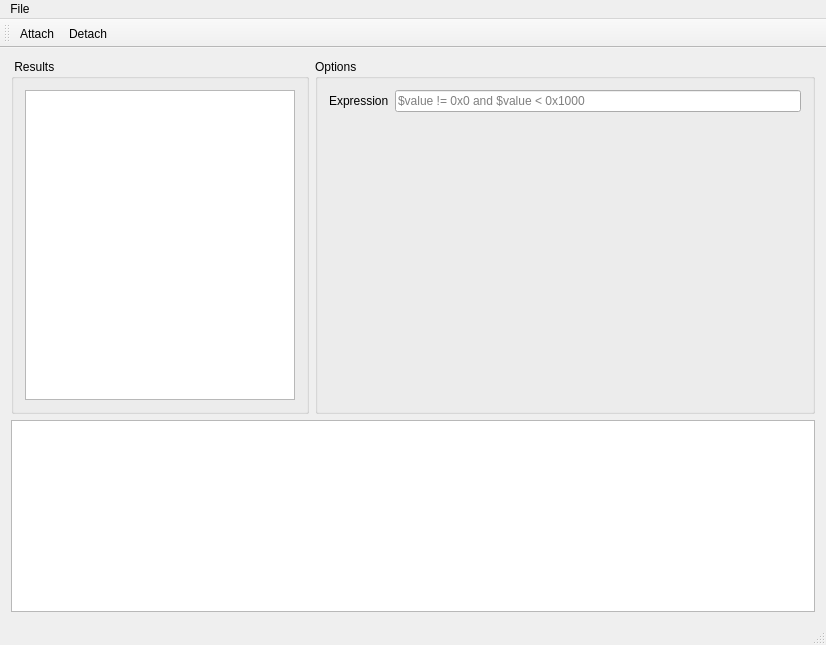
Before: the Qt Designer form qt/mainwindow.ui in udoprog/ptscan, drawn with Qt 5.
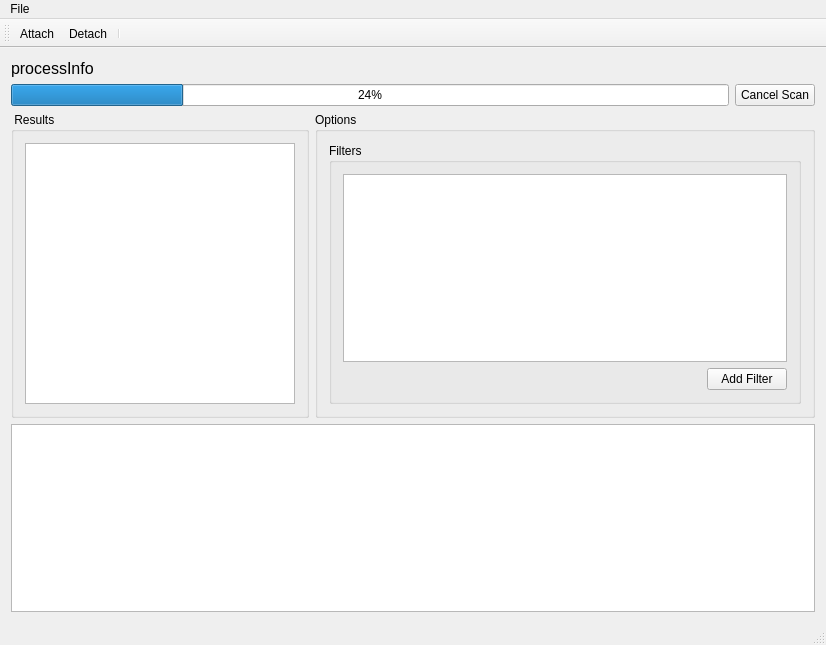
After: the same form once the commit is applied.

```diff
--- a/qt/mainwindow.ui
+++ b/qt/mainwindow.ui
@@ -15,7 +15,7 @@
   </property>
   <widget class="QWidget" name="centralWidget">
    <layout class="QGridLayout" name="gridLayout">
-    <item row="2" column="0">
+    <item row="4" column="0">
      <layout class="QVBoxLayout" name="verticalLayout">
       <item>
        <layout class="QHBoxLayout" name="horizontalLayout_4">
@@ -45,19 +45,48 @@
           <property name="title">
            <string>Options</string>
           </property>
-          <layout class="QFormLayout" name="formLayout">
-           <item row="0" column="0">
-            <widget class="QLabel" name="expressionLabel">
-             <property name="text">
-              <string>Expression</string>
+          <layout class="QVBoxLayout" name="verticalLayout_2">
+           <item>
+            <widget class="QGroupBox" name="groupBox">
+             <property name="title">
+              <string>Filters</string>
              </property>
-            </widget>
-           </item>
-           <item row="0" column="1">
-            <widget class="QLineEdit" name="expression">
-             <property name="placeholderText">
-              <string>$value != 0x0 and $value &lt; 0x1000</string>
-             </property>
+             <layout class="QVBoxLayout" name="verticalLayout_3">
+              <item>
+               <widget class="QListView" name="filtersList">
+                <property name="contextMenuPolicy">
+                 <enum>Qt::ActionsContextMenu</enum>
+                </property>
+               </widget>
+              </item>
+              <item>
+               <layout class="QHBoxLayout" name="horizontalLayout">
+                <property name="topMargin">
+                 <number>0</number>
+                </property>
+                <item>
+                 <spacer name="horizontalSpacer">
+                  <property name="orientation">
+                   <enum>Qt::Horizontal</enum>
+                  </property>
+                  <property name="sizeHint" stdset="0">
+                   <size>
+                    <width>40</width>
+                    <height>20</height>
+                   </size>
+                  </property>
+                 </spacer>
+                </item>
+                <item>
+                 <widget class="QPushButton" name="addFilterButton">
+                  <property name="text">
+                   <string>Add Filter</string>
+                  </property>
+                 </widget>
+                </item>
+               </layout>
+              </item>
+             </layout>
             </widget>
            </item>
           </layout>
@@ -77,6 +106,42 @@
       </item>
      </layout>
     </item>
+    <item row="0" column="0">
+     <widget class="QLabel" name="processInfo">
+      <property name="font">
+       <font>
+        <pointsize>12</pointsize>
+       </font>
+      </property>
+      <property name="text">
+       <string>processInfo</string>
+      </property>
+     </widget>
+    </item>
+    <item row="2" column="0">
+     <layout class="QHBoxLayout" name="horizontalLayout_2">
+      <property name="bottomMargin">
+       <number>0</number>
+      </property>
+      <item>
+       <widget class="QProgressBar" name="scanProgress">
+        <property name="enabled">
+         <bool>true</bool>
+        </property>
+        <property name="value">
+         <number>24</number>
+        </property>
+       </widget>
+      </item>
+      <item>
+       <widget class="QPushButton" name="scanCancel">
+        <property name="text">
+         <string>Cancel Scan</string>
+        </property>
+       </widget>
+      </item>
+     </layout>
+    </item>
    </layout>
   </widget>
   <widget class="QMenuBar" name="menuBar">
@@ -109,6 +174,7 @@
    </attribute>
    <addaction name="actionAttach"/>
    <addaction name="actionDetach"/>
+   <addaction name="separator"/>
   </widget>
   <widget class="QStatusBar" name="statusBar"/>
   <action name="actionScanOpen">
```
Left out of the diff: 19 changed lines with no effect on the pictures.
